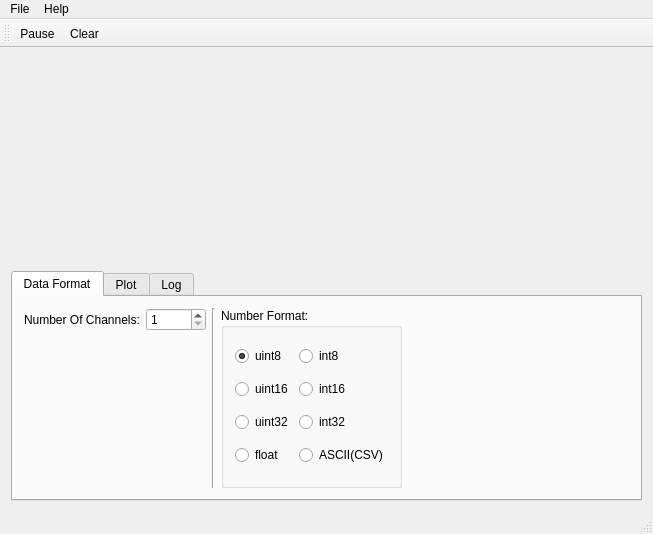
This is mainwindow.ui in AlexanderAmelkin/SerialPlot as Qt 5 draws it before an edit. The edited form follows.
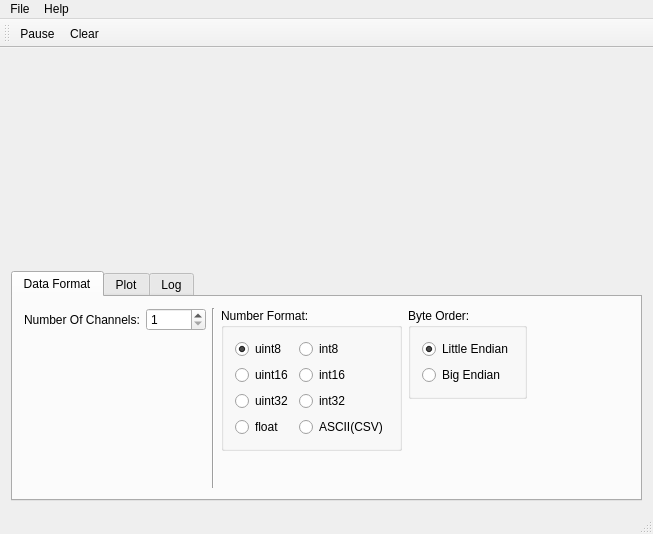
This is the edited form. Custom widgets are drawn as their Qt base class.

Diff of the .ui file:
```diff
--- a/mainwindow.ui
+++ b/mainwindow.ui
@@ -94,21 +94,16 @@
          </widget>
         </item>
         <item>
+         <layout class="QVBoxLayout" name="verticalLayout_5">
+          <property name="leftMargin">
+           <number>0</number>
+          </property>
+          <item>
          <widget class="QGroupBox" name="groupBox">
           <property name="title">
            <string>Number Format:</string>
           </property>
           <layout class="QGridLayout" name="gridLayout_2">
-           <item row="0" column="0">
-            <widget class="QRadioButton" name="rbUint8">
-             <property name="text">
-              <string>uint8</string>
-             </property>
-             <property name="checked">
-              <bool>true</bool>
-             </property>
-            </widget>
-           </item>
            <item row="2" column="0">
             <widget class="QRadioButton" name="rbUint32">
              <property name="text">
@@ -116,10 +111,30 @@
              </property>
             </widget>
            </item>
-           <item row="1" column="0">
-            <widget class="QRadioButton" name="rbUint16">
+             <item row="0" column="1">
+              <widget class="QRadioButton" name="rbInt8">
              <property name="text">
-              <string>uint16</string>
+                <string>int8</string>
+               </property>
+              </widget>
+             </item>
+             <item row="0" column="0">
+              <widget class="QRadioButton" name="rbUint8">
+               <property name="text">
+                <string>uint8</string>
+               </property>
+               <property name="checked">
+                <bool>true</bool>
+               </property>
+              </widget>
+             </item>
+             <item row="3" column="1">
+              <widget class="QRadioButton" name="rbASCII">
+               <property name="toolTip">
+                <string>Comma Separated Values</string>
+               </property>
+               <property name="text">
+                <string>ASCII(CSV)</string>
              </property>
             </widget>
            </item>
@@ -144,25 +159,82 @@
              </property>
             </widget>
            </item>
-           <item row="0" column="1">
-            <widget class="QRadioButton" name="rbInt8">
+             <item row="1" column="0">
+              <widget class="QRadioButton" name="rbUint16">
              <property name="text">
-              <string>int8</string>
+                <string>uint16</string>
              </property>
             </widget>
            </item>
-           <item row="3" column="1">
-            <widget class="QRadioButton" name="rbASCII">
-             <property name="toolTip">
-              <string>Comma Separated Values</string>
-             </property>
+            </layout>
+           </widget>
+          </item>
+          <item>
+           <spacer name="verticalSpacer_2">
+            <property name="orientation">
+             <enum>Qt::Vertical</enum>
+            </property>
+            <property name="sizeHint" stdset="0">
+             <size>
+              <width>20</width>
+              <height>1</height>
+             </size>
+            </property>
+           </spacer>
+          </item>
+         </layout>
+        </item>
+        <item>
+         <layout class="QVBoxLayout" name="verticalLayout_4">
+          <property name="leftMargin">
+           <number>0</number>
+          </property>
+          <item>
+           <widget class="QGroupBox" name="groupBox_2">
+            <property name="sizePolicy">
+             <sizepolicy hsizetype="Preferred" vsizetype="Preferred">
+              <horstretch>0</horstretch>
+              <verstretch>0</verstretch>
+             </sizepolicy>
+            </property>
+            <property name="title">
+             <string>Byte Order:</string>
+            </property>
+            <layout class="QVBoxLayout" name="verticalLayout">
+             <item>
+              <widget class="QRadioButton" name="rbLittleE">
              <property name="text">
-              <string>ASCII(CSV)</string>
-             </property>
-            </widget>
-           </item>
-          </layout>
-         </widget>
+                <string>Little Endian</string>
+               </property>
+               <property name="checked">
+                <bool>true</bool>
+               </property>
+              </widget>
+             </item>
+             <item>
+              <widget class="QRadioButton" name="rbBigE">
+               <property name="text">
+                <string>Big Endian</string>
+               </property>
+              </widget>
+             </item>
+            </layout>
+           </widget>
+          </item>
+          <item>
+           <spacer name="verticalSpacer">
+            <property name="orientation">
+             <enum>Qt::Vertical</enum>
+            </property>
+            <property name="sizeHint" stdset="0">
+             <size>
+              <width>20</width>
+              <height>1</height>
+             </size>
+            </property>
+           </spacer>
+          </item>
+         </layout>
         </item>
         <item>
          <spacer name="horizontalSpacer_3">
```
Lines whose indentation alone changed are shown as unchanged.
